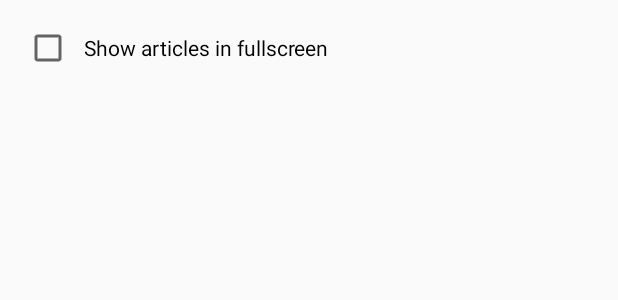
After one commit to allo86/NYTimes-Search, an Android app: the layout fragment_settings.xml on its own in the app's theme, with its tools: preview values and no code run, on a phone screen of 412 x 824 dp. The commit adds this screen. Shown: the top 300 px of the screen. Run offline under Robolectric (Android 15) with nearby library versions, the phone set to English and light mode, and no system bars.

Commit message:
Show article in fullscreen Settings dialog

```diff
--- /dev/null
+++ b/app/src/main/res/layout/fragment_settings.xml
@@ -0,0 +1,18 @@
+<RelativeLayout xmlns:android="http://schemas.android.com/apk/res/android"
+    xmlns:tools="http://schemas.android.com/tools"
+    android:layout_width="match_parent"
+    android:layout_height="wrap_content"
+    android:paddingBottom="@dimen/activity_vertical_margin"
+    android:paddingLeft="@dimen/activity_horizontal_margin"
+    android:paddingRight="@dimen/activity_horizontal_margin"
+    android:paddingTop="@dimen/activity_vertical_margin"
+    tools:context="com.allo.nyt.ui.settings.SettingsFragment">
+
+    <CheckBox
+        android:id="@+id/cb_fullscreen_detail"
+        android:layout_width="wrap_content"
+        android:layout_height="wrap_content"
+        android:paddingLeft="@dimen/activity_horizontal_margin_half"
+        android:text="@string/instructions_article_fullscreen" />
+
+</RelativeLayout>
--- a/app/src/main/res/menu/menu_search.xml
+++ b/app/src/main/res/menu/menu_search.xml
@@ -10,4 +10,10 @@
         app:actionViewClass="android.support.v7.widget.SearchView"
         app:showAsAction="collapseActionView|ifRoom" />
 
+    <item
+        android:id="@+id/action_settings"
+        android:icon="@drawable/ic_settings"
+        android:title="@string/action_settings"
+        app:showAsAction="ifRoom" />
+
 </menu>
--- a/app/src/main/res/values-v21/styles.xml
+++ b/app/src/main/res/values-v21/styles.xml
@@ -1,8 +1,10 @@
 <resources>
-            <style name="AppTheme.NoActionBar">
-            <item name="windowActionBar">false</item>
-            <item name="windowNoTitle">true</item>
-            <item name="android:windowDrawsSystemBarBackgrounds">true</item>
-            <item name="android:statusBarColor">@android:color/transparent</item>
-        </style>
+
+    <style name="AppTheme.NoActionBar" parent="AppTheme">
+        <item name="windowActionBar">false</item>
+        <item name="windowNoTitle">true</item>
+        <item name="android:windowDrawsSystemBarBackgrounds">true</item>
+        <item name="android:statusBarColor">@android:color/transparent</item>
+    </style>
+
 </resources>
--- a/app/src/main/res/values/strings.xml
+++ b/app/src/main/res/values/strings.xml
@@ -1,7 +1,7 @@
 <resources>
+
     <string name="app_name">NYTimesSearch</string>
 
-    <string name="action_settings">Settings</string>
     <string name="hint_search">Write something here</string>
 
     <string name="error_load_results">There was an error loading the articles.</string>
@@ -10,6 +10,12 @@
     <string name="no_available_connection">No Internet connection found.</string>
 
     <string name="hint_share">Share</string>
+    <string name="share_title">Share link using</string>
 
     <string name="author_with_date">&#160;-&#160;%1$s</string>
+
+    <!-- Settings -->
+    <string name="action_settings">Settings</string>
+    <string name="instructions_article_fullscreen">Show articles in fullscreen</string>
+
 </resources>
--- a/app/src/main/res/values/styles.xml
+++ b/app/src/main/res/values/styles.xml
@@ -8,9 +8,14 @@
         <item name="colorAccent">@color/colorAccent</item>
     </style>
 
-    <style name="AppTheme.NoActionBar">
+    <style name="AppTheme.NoActionBar" parent="AppTheme">
         <item name="windowActionBar">false</item>
         <item name="windowNoTitle">true</item>
+    </style>
+
+    <style name="AppTheme.NoActionBar.Fullscreen" parent="AppTheme.NoActionBar">
+        <item name="android:windowFullscreen">true</item>
+        <item name="android:windowContentOverlay">@null</item>
     </style>
 
     <style name="AppTheme.AppBarOverlay" parent="ThemeOverlay.AppCompat.Dark.ActionBar" />
```
Also changed, not shown: app/build.gradle (+14 -11 lines), app/src/main/AndroidManifest.xml (+8 -0 lines), app/src/main/java/com/allo/nyt/ui/article/ArticleActivity.java (+10 -3 lines), app/src/main/java/com/allo/nyt/ui/article/ArticleFullScreenActivity.java (added, +14 -0 lines), app/src/main/java/com/allo/nyt/ui/search/SearchActivity.java (+27 -4 lines), app/src/main/java/com/allo/nyt/ui/search/SearchAdapter.java (+20 -2 lines), app/src/main/java/com/allo/nyt/ui/settings/SettingsFragment.java (added, +66 -0 lines), app/src/main/java/com/allo/nyt/ui/utils/GlideConfiguration.java (added, +26 -0 lines), app/src/main/java/com/allo/nyt/utils/Preferences.java (+10 -0 lines), app/src/main/res/layout/activity_article.xml (+8 -0 lines), app/src/main/res/drawable-hdpi/ic_settings.png (added), app/src/main/res/drawable-mdpi/ic_settings.png (added), app/src/main/res/drawable-xhdpi/ic_settings.png (added), app/src/main/res/drawable-xxhdpi/ic_settings.png (added), 1 other file.
